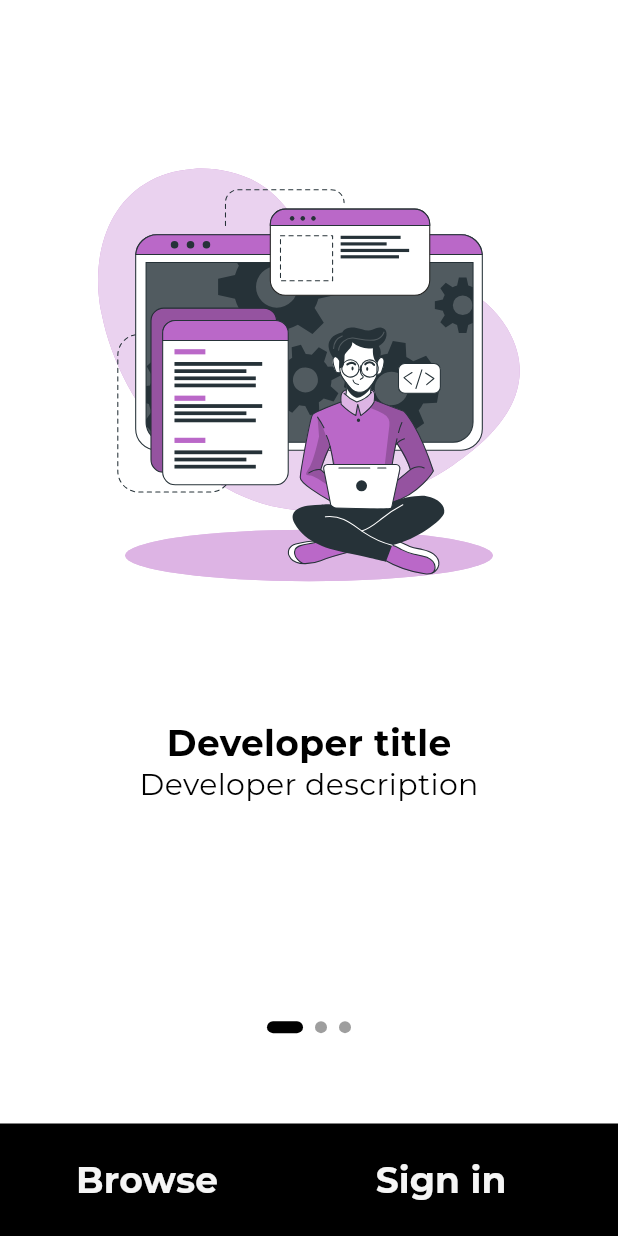
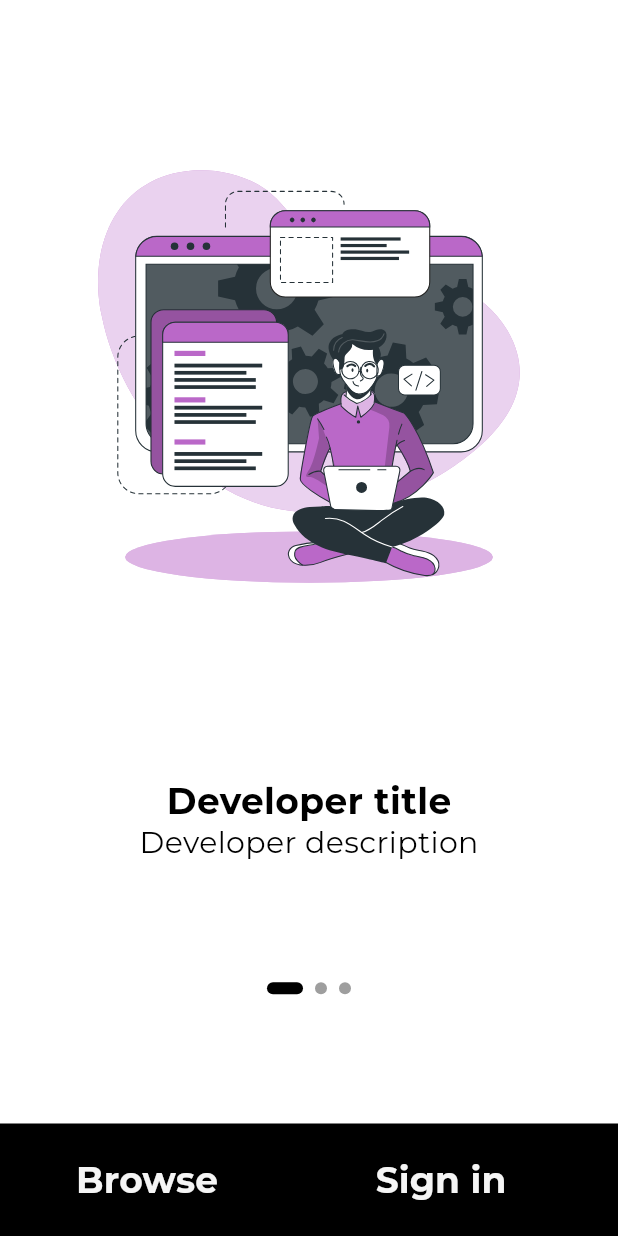
Before and after one commit to Zafarbek708k/udemy_clone, a Flutter app: the screen it shows after launch, on a phone screen of 412 x 824 dp. Run offline on Flutter 3.47's test engine with Material 3 defaults, Android fonts, the phone set to English and light mode, and no system bars; drawn by our look-alikes of keyboard_dismisser, smooth_page_indicator; our stand-ins replace connectivity_plus, device_preview, dio, flutter_riverpod, flutter_screenutil, flutter_secure_storage and 6 more; missing offline and left inert: a package; generated files the repository leaves out were written again.

Commit message:
4 - commit  fix go route, and sign in page ozgardi google buttondi bossen homega kiradi

```diff
--- a/lib/src/feature/entry/view/on_boarding_page.dart
+++ b/lib/src/feature/entry/view/on_boarding_page.dart
@@ -1,5 +1,6 @@
 import "package:flutter/material.dart";
 import "package:flutter_riverpod/flutter_riverpod.dart";
+import "package:flutter_screenutil/flutter_screenutil.dart";
 import "package:flutter_svg/flutter_svg.dart";
 import "package:go_router/go_router.dart";
 import "package:udemy_clone/src/core/constants/context_extension.dart";
@@ -25,10 +26,9 @@ class _OnBoardingPageState extends ConsumerState<OnBoardingPage> {
       body: Column(
         mainAxisAlignment: MainAxisAlignment.spaceBetween,
         children: [
-          const SizedBox(height: 25),
-
+          SizedBox(height: 50.h),
           SizedBox(
-            height: 450,
+            height: 480.h,
             child: PageView.builder(
               controller: controller.pageController,
               itemCount: controller.images.length,
@@ -37,8 +37,7 @@ class _OnBoardingPageState extends ConsumerState<OnBoardingPage> {
               },
             ),
           ),
-          const SizedBox(height: 25),
-
+          SizedBox(height: 10.h),
           Center(
             child: SmoothPageIndicator(
               controller: controller.pageController, // Use the same controller here
@@ -52,8 +51,7 @@ class _OnBoardingPageState extends ConsumerState<OnBoardingPage> {
               ),
             ),
           ),
-
-
+          const SizedBox(height: 15),
           Container(
             height: 75,
             width: double.infinity,
@@ -106,8 +104,10 @@ class Page extends StatelessWidget {
         mainAxisAlignment: MainAxisAlignment.spaceBetween,
         children: [
           SizedBox(
-              height: 320,
-              child: SvgPicture.asset(image)),
+            height: 320,
+            child: SvgPicture.asset(image),
+          ),
+          const SizedBox(height: 50),
           SizedBox(
             child: Column(
               mainAxisAlignment: MainAxisAlignment.center,
--- a/lib/src/feature/entry/view/sign_in_social.dart
+++ b/lib/src/feature/entry/view/sign_in_social.dart
@@ -58,7 +58,9 @@ class _SignInSocialState extends State<SignInSocial> {
               ),
               MainAuthButton(
                 title: "Sign in with Google",
-                onPressed: () {},
+                onPressed: () {
+                  context.go(AppRouteName.featured);
+                },
                 icon: Icon(
                   Icons.g_mobiledata_outlined,
                   color: context.appTheme.secondary,
--- a/lib/src/feature/entry/view/sign_up_social.dart
+++ b/lib/src/feature/entry/view/sign_up_social.dart
@@ -57,7 +57,9 @@ class _SignUpSocialState extends State<SignUpSocial> {
               ),
               MainAuthButton(
                 title: "Sign in with Google",
-                onPressed: () {},
+                onPressed: () {
+                  context.go(AppRouteName.featured);
+                },
                 icon: Icon(
                   Icons.g_mobiledata_outlined,
                   color: context.appTheme.secondary,
--- a/lib/src/feature/entry/widgets/auth_main_button.dart
+++ b/lib/src/feature/entry/widgets/auth_main_button.dart
@@ -43,6 +43,7 @@ class MainAuthButton extends StatelessWidget {
               const Spacer(flex: 1),
               CustomTextWidget(
                 title,
+                textColor: context.appTheme.secondary,
                 fontSize: fontSize,
                 fontWeight: FontWeight.bold,
               ),
```
Also changed, not shown: lib/src/core/routes/app_router.dart (+20 -26 lines), lib/src/feature/account/view/account.dart (+8 -3 lines), lib/src/feature/featured/view/featured.dart (+2 -13 lines).
